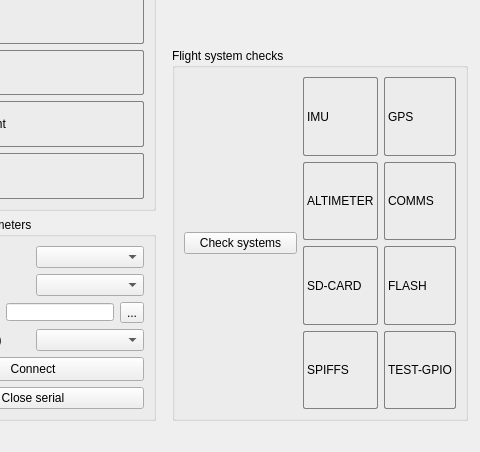
bytecod3/Nakuja-Flight-Computer-Simulation-Engine, file app/NaFCSE/mainwindow.ui: the form before one commit; both pictures show x 99 to 579 and y 370 to 822 of the 1242 by 822 pixel window.
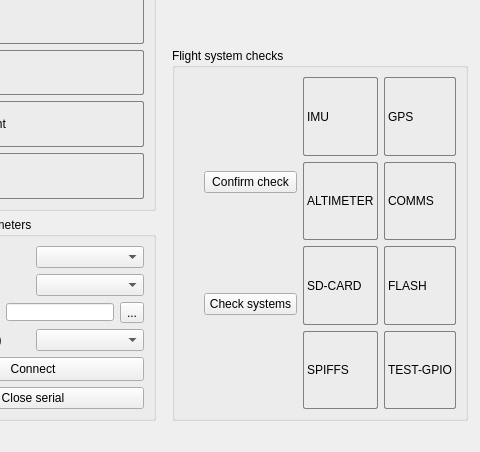
The form after the commit. Icons and pictures are not drawn.

Commit message: completes system check procedure

```diff
--- a/app/NaFCSE/mainwindow.ui
+++ b/app/NaFCSE/mainwindow.ui
@@ -339,11 +339,25 @@
         </property>
         <layout class="QHBoxLayout" name="horizontalLayout_6">
          <item>
-          <widget class="QPushButton" name="btnCheckSystems">
-           <property name="text">
-            <string>Check systems</string>
+          <layout class="QVBoxLayout" name="verticalLayout_16">
+           <property name="leftMargin">
+            <number>20</number>
            </property>
-          </widget>
+           <item>
+            <widget class="QPushButton" name="btnConfirmCheck">
+             <property name="text">
+              <string>Confirm check</string>
+             </property>
+            </widget>
+           </item>
+           <item>
+            <widget class="QPushButton" name="btnCheckSystems">
+             <property name="text">
+              <string>Check systems</string>
+             </property>
+            </widget>
+           </item>
+          </layout>
          </item>
          <item>
           <layout class="QGridLayout" name="systemChecks">
```
Left out of the diff: 28 changed lines with no effect on the pictures. The commit also changes 2 other files.
